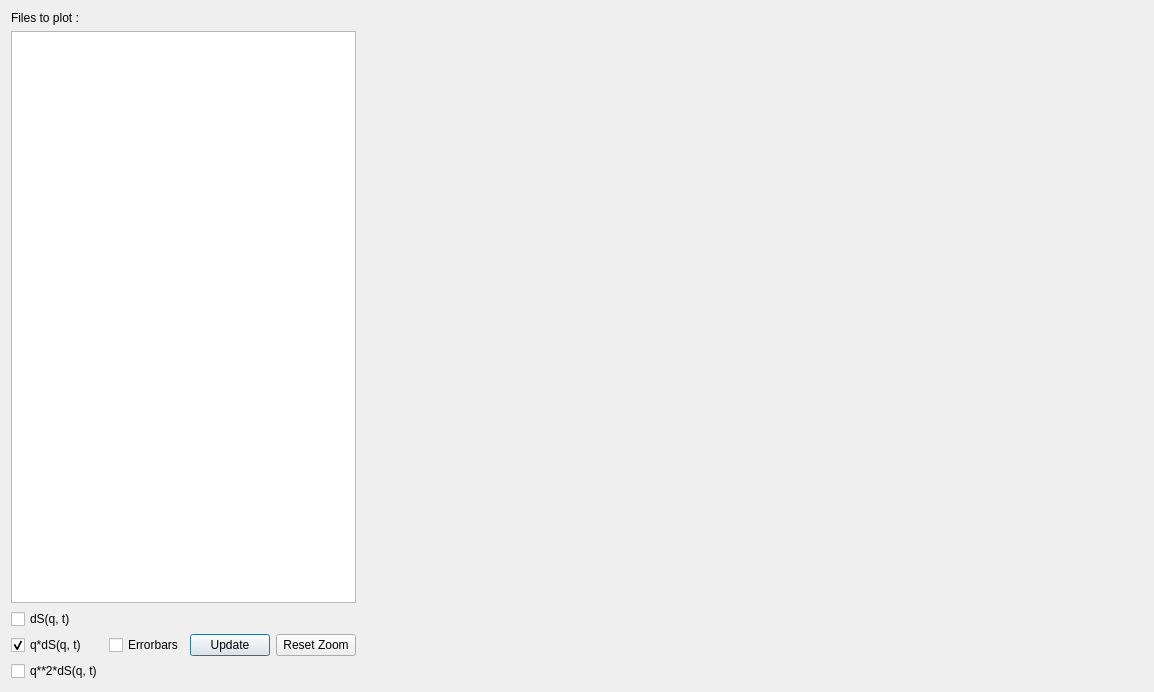
Above: standard_plot_ind.ui from MN-Pedersen/newGUI before the change. Below: the same form after it.
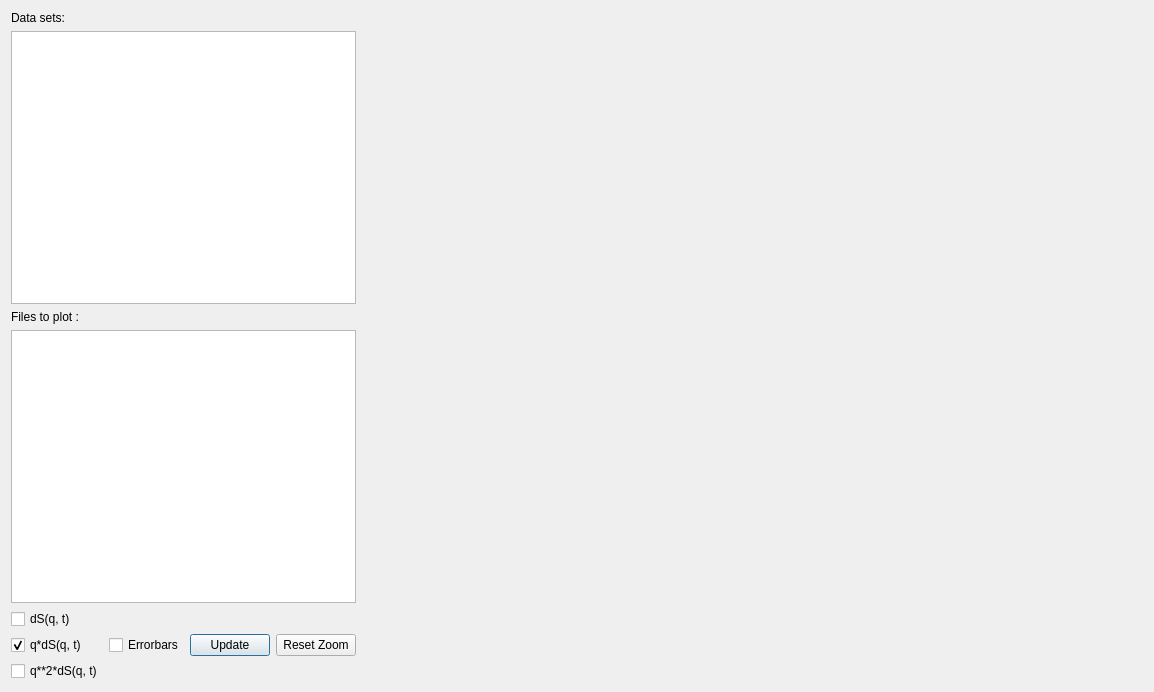
That is the form after the change.

Commit message:
Work on individual plots and SVD plots
None of the two are working yet

Diff of the .ui file:
```diff
--- a/standard_plot_ind.ui
+++ b/standard_plot_ind.ui
@@ -18,6 +18,16 @@
     <layout class="QHBoxLayout" name="horizontalLayout_2">
      <item>
       <layout class="QVBoxLayout" name="verticalLayout_2">
+       <item>
+        <widget class="QLabel" name="label_2">
+         <property name="text">
+          <string>Data sets:</string>
+         </property>
+        </widget>
+       </item>
+       <item>
+        <widget class="QListWidget" name="Data_sets"/>
+       </item>
        <item>
         <widget class="QLabel" name="label">
          <property name="text">
```
The commit also changes 4 other files.
